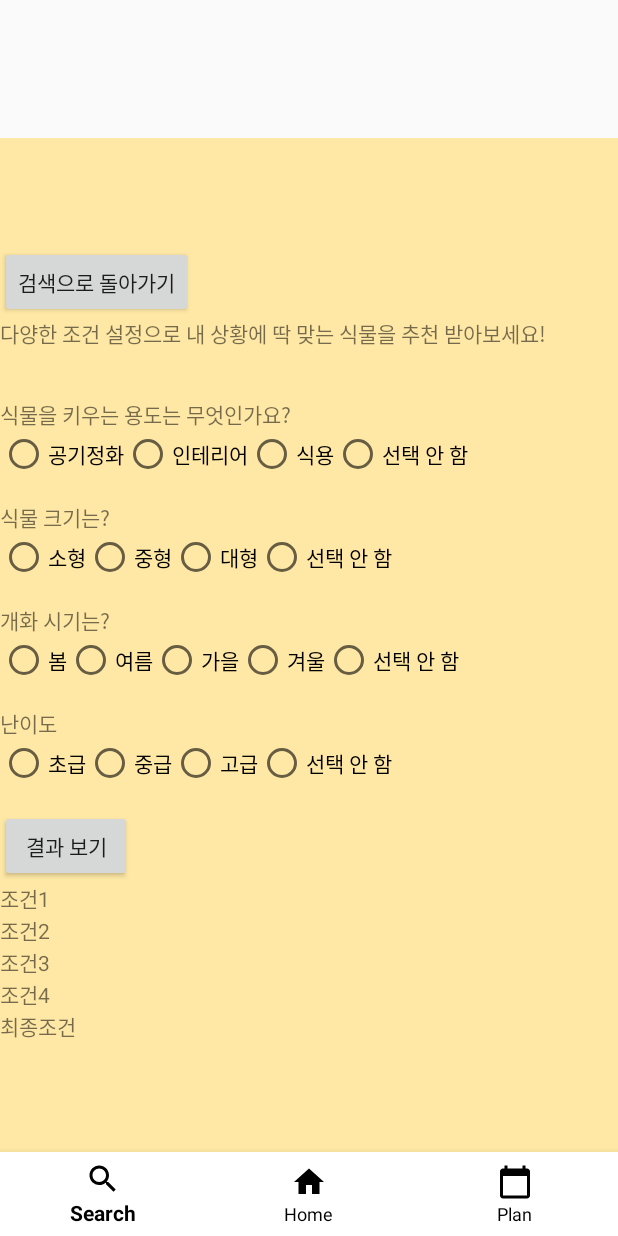
After one commit to nijuy/chlorophyll, an Android app: the fragment FragmentRecommend placed in its activity, on a phone screen of 412 x 824 dp. The commit adds this screen. Run offline under Robolectric (Android 15) with nearby library versions, the phone set to English and light mode, and no system bars.

Commit message:
검색 -> 추천 화면 전환 + 추천 조건 설정

```diff
--- /dev/null
+++ b/app/src/main/java/com/example/myapplication/recommend/FragmentRecommend.java
@@ -0,0 +1,150 @@
+package com.example.myapplication.recommend;
+
+import android.os.Bundle;
+import android.view.LayoutInflater;
+import android.view.View;
+import android.view.ViewGroup;
+import android.widget.Button;
+import android.widget.RadioGroup;
+import android.widget.TextView;
+
+import androidx.annotation.NonNull;
+import androidx.annotation.Nullable;
+import androidx.fragment.app.Fragment;
+import androidx.fragment.app.FragmentManager;
+import androidx.fragment.app.FragmentTransaction;
+
+import com.example.myapplication.R;
+
+public class FragmentRecommend extends Fragment {
+    private View view;
+
+    @Nullable
+    @Override
+    public View onCreateView(@NonNull LayoutInflater inflater, @Nullable ViewGroup container, @Nullable Bundle savedInstanceState) {
+        view = inflater.inflate(R.layout.fragment_recommend, container,false);
+        Button btnGetResult;
+        Button btnBack;
+        TextView result, cond1, cond2, cond3, cond4;
+        RadioGroup group1, group2, group3, group4;
+
+        btnBack = view.findViewById(R.id.btn_goSearch); //추천 페이지로 가는 버튼
+        btnGetResult = view.findViewById(R.id.btn_getResult); // 조건 설정 다 하고 누르는 버튼
+        result = view.findViewById(R.id.filteringCondition);
+        cond1 = view.findViewById(R.id.filteringCondition1);
+        cond2 = view.findViewById(R.id.filteringCondition2);
+        cond3 = view.findViewById(R.id.filteringCondition3);
+        cond4 = view.findViewById(R.id.filteringCondition4);
+        group1 = view.findViewById(R.id.group1);
+        group2 = view.findViewById(R.id.group2);
+        group3 = view.findViewById(R.id.group3);
+        group4 = view.findViewById(R.id.group4);
+
+        btnBack.setOnClickListener(view -> {
+            FragmentManager fm = getParentFragmentManager();
+            FragmentTransaction ft = getParentFragmentManager().beginTransaction();
+
+            //라디오버튼 선택 다 초기화하기
+            group1.clearCheck(); group2.clearCheck(); group3.clearCheck(); group4.clearCheck();
+
+            ft.remove(FragmentRecommend.this).commit(); // 지금 띄운 추천 페이지 (this) 지우기
+            ft.setTransition(FragmentTransaction.TRANSIT_FRAGMENT_CLOSE);
+            fm.popBackStack(); // 검색 -> 추천으로 호출했으니까 호출 스택에서 더 위에 있는 추천 프래그먼트를 pop 하는거 같음
+        });
+
+        btnGetResult.setOnClickListener(view -> {
+            // 결과보기 누르면 할 일 : 쿼리 만들기 -> db로 보내기 -> 결과 받아오기 -> 새 창에서 결과 띄우기
+            result.setText("\n선택한 조건값 확인 :\n");
+            result.append(cond1.getText());
+            result.append(cond2.getText());
+            result.append(cond3.getText());
+            result.append(cond4.getText());
+        });
+
+        group1.setOnCheckedChangeListener((radioGroup, i) -> {
+            switch (i){
+                case R.id.condition1_1:
+                    cond1.setText(getString(R.string.condition1_1));
+                    break;
+
+                case R.id.condition1_2:
+                    cond1.setText(getString(R.string.condition1_2));
+                    break;
+
+                case R.id.condition1_3:
+                    cond1.setText(getString(R.string.condition1_3));
+                    break;
+
+                case R.id.condition1_4:
+                    cond1.setText("X");
+                    break;
+            }
+        });
+
+        group2.setOnCheckedChangeListener(((radioGroup, i) -> {
+            switch (i){
+                case R.id.condition2_1:
+                    cond2.setText(getString(R.string.condition2_1));
+                    break;
+
+                case R.id.condition2_2:
+                    cond2.setText(getString(R.string.condition2_2));
+                    break;
+
+                case R.id.condition2_3:
+                    cond2.setText(getString(R.string.condition2_3));
+                    break;
+
+                case R.id.condition2_4:
+                    cond2.setText("X");
+                    break;
+            }
+        }));
+
+        group3.setOnCheckedChangeListener(((radioGroup, i) -> {
+            switch (i){
+                case R.id.condition3_1:
+                    cond3.setText(getString(R.string.condition3_1));
+                    break;
+
+                case R.id.condition3_2:
+                    cond3.setText(getString(R.string.condition3_2));
+                    break;
+
+                case R.id.condition3_3:
+                    cond3.setText(getString(R.string.condition3_3));
+                    break;
+
+                case R.id.condition3_4:
+                    cond3.setText(getString(R.string.condition3_4));
+                    break;
+
+                case R.id.condition3_5:
+                    cond3.setText("X");
+                    break;
+            }
+        }));
+
+        group4.setOnCheckedChangeListener(((radioGroup, i) -> {
+            switch (i){
+                case R.id.condition4_1:
+                    cond4.setText(getString(R.string.condition4_1));
+                    break;
+
+                case R.id.condition4_2:
+                    cond4.setText(getString(R.string.condition4_2));
+                    break;
+
+                case R.id.condition4_3:
+                    cond4.setText(getString(R.string.condition4_3));
+                    break;
+
+                case R.id.condition4_4:
+                    cond4.setText("X");
+                    break;
+            }
+        }));
+
+        return view;
+    }
+}
--- a/app/src/main/java/com/example/myapplication/search/FragmentSearch.java
+++ b/app/src/main/java/com/example/myapplication/search/FragmentSearch.java
@@ -4,12 +4,16 @@ import android.os.Bundle;
 import android.view.LayoutInflater;
 import android.view.View;
 import android.view.ViewGroup;
+import android.widget.Button;
+import android.widget.FrameLayout;
 
 import androidx.annotation.NonNull;
 import androidx.annotation.Nullable;
 import androidx.fragment.app.Fragment;
+import androidx.fragment.app.FragmentTransaction;
 
 import com.example.myapplication.R;
+import com.example.myapplication.recommend.FragmentRecommend;
 
 public class FragmentSearch extends Fragment {
     private View view;
@@ -18,6 +22,20 @@ public class FragmentSearch extends Fragment {
     @Override
     public View onCreateView(@NonNull LayoutInflater inflater, @Nullable ViewGroup container, @Nullable Bundle savedInstanceState) {
         view = inflater.inflate(R.layout.fragment_search, container,false);
+        FrameLayout fl = (FrameLayout) view.findViewById(R.id.search_frame);
+        FragmentRecommend rec = new FragmentRecommend();
+
+        Button btnRecommend = view.findViewById(R.id.button); //추천 페이지로 가는 버튼 초기화
+        btnRecommend.setOnClickListener(view -> {
+            FragmentTransaction ft = getChildFragmentManager().beginTransaction();
+            ft.replace(R.id.search_frame, rec);
+            ft.setTransition(FragmentTransaction.TRANSIT_FRAGMENT_OPEN);
+            ft.commit();
+
+            //getChildFragmentManager().beginTransaction().replace(R.id.search_frame, rec).commit();
+            //위처럼 한 줄로 해도 되는데 애니메이션 넣고 싶어서 ft 선언해서 함 (나중에 바꿀 수 있나 찾아보기)
+        });
+
         return view;
     }
 }
--- /dev/null
+++ b/app/src/main/res/layout/fragment_recommend.xml
@@ -0,0 +1,251 @@
+<?xml version="1.0" encoding="utf-8"?>
+<androidx.constraintlayout.widget.ConstraintLayout xmlns:android="http://schemas.android.com/apk/res/android"
+    xmlns:app="http://schemas.android.com/apk/res-auto"
+    xmlns:tools="http://schemas.android.com/tools"
+    android:id="@+id/fragment_recommend"
+    android:layout_width="match_parent"
+    android:layout_height="match_parent"
+    android:background="@color/yellow">
+
+    <LinearLayout
+        android:layout_width="match_parent"
+        android:layout_height="match_parent"
+        android:orientation="vertical">
+
+        <Button
+                android:id="@+id/btn_goSearch"
+                android:layout_width="wrap_content"
+                android:layout_height="wrap_content"
+                android:layout_marginTop="72dp"
+                android:text="@string/btn_goSearch"
+                app:layout_constraintEnd_toEndOf="parent"
+                app:layout_constraintStart_toStartOf="parent"
+                app:layout_constraintTop_toTopOf="parent" />
+
+        <TextView
+            android:id="@+id/recommendText"
+            android:layout_width="wrap_content"
+            android:layout_height="wrap_content"
+            android:text="@string/recommendText"
+            tools:layout_editor_absoluteX="176dp"
+            tools:layout_editor_absoluteY="172dp" />
+
+        <TextView
+            android:id="@+id/condition1"
+            android:layout_width="wrap_content"
+            android:layout_height="wrap_content"
+            android:text="@string/condition1"
+            tools:layout_editor_absoluteX="176dp"
+            tools:layout_editor_absoluteY="172dp" />
+        <RadioGroup
+            android:id="@+id/group1"
+            android:layout_width="408dp"
+            android:layout_height="47dp"
+            android:orientation="horizontal"
+            tools:layout_editor_absoluteX="2dp"
+            tools:layout_editor_absoluteY="203dp">
+
+            <RadioButton
+                android:id="@+id/condition1_1"
+                android:layout_width="wrap_content"
+                android:layout_height="wrap_content"
+                android:text="@string/condition1_1" />
+
+            <RadioButton
+                android:id="@+id/condition1_2"
+                android:layout_width="wrap_content"
+                android:layout_height="wrap_content"
+                android:text="@string/condition1_2" />
+
+            <RadioButton
+                android:id="@+id/condition1_3"
+                android:layout_width="wrap_content"
+                android:layout_height="wrap_content"
+                android:text="@string/condition1_3" />
+
+            <RadioButton
+                android:id="@+id/condition1_4"
+                android:layout_width="wrap_content"
+                android:layout_height="wrap_content"
+                android:text="@string/condition1_4" />
+        </RadioGroup>
+
+        <TextView
+            android:id="@+id/condition2"
+            android:layout_width="wrap_content"
+            android:layout_height="wrap_content"
+            android:text="@string/condition2"
+            tools:layout_editor_absoluteX="176dp"
+            tools:layout_editor_absoluteY="172dp" />
+        <RadioGroup
+            android:id="@+id/group2"
+            android:layout_width="408dp"
+            android:layout_height="47dp"
+            android:orientation="horizontal"
+            tools:layout_editor_absoluteX="2dp"
+            tools:layout_editor_absoluteY="203dp">
+
+            <RadioButton
+                android:id="@+id/condition2_1"
+                android:layout_width="wrap_content"
+                android:layout_height="wrap_content"
+                android:text="@string/condition2_1" />
+
+            <RadioButton
+                android:id="@+id/condition2_2"
+                android:layout_width="wrap_content"
+                android:layout_height="wrap_content"
+                android:text="@string/condition2_2" />
+
+            <RadioButton
+                android:id="@+id/condition2_3"
+                android:layout_width="wrap_content"
+                android:layout_height="wrap_content"
+                android:text="@string/condition2_3" />
+
+            <RadioButton
+                android:id="@+id/condition2_4"
+                android:layout_width="wrap_content"
+                android:layout_height="wrap_content"
+                android:text="@string/condition2_4" />
+        </RadioGroup>
+
+        <TextView
+            android:id="@+id/condition3"
+            android:layout_width="wrap_content"
+            android:layout_height="wrap_content"
+            android:text="@string/condition3"
+            tools:layout_editor_absoluteX="176dp"
+            tools:layout_editor_absoluteY="172dp" />
+        <RadioGroup
+            android:id="@+id/group3"
+            android:layout_width="408dp"
+            android:layout_height="47dp"
+            android:orientation="horizontal"
+            tools:layout_editor_absoluteX="2dp"
+            tools:layout_editor_absoluteY="203dp">
+
+            <RadioButton
+                android:id="@+id/condition3_1"
+                android:layout_width="wrap_content"
+                android:layout_height="wrap_content"
+                android:text="@string/condition3_1" />
+
+            <RadioButton
+                android:id="@+id/condition3_2"
+                android:layout_width="wrap_content"
+                android:layout_height="wrap_content"
+                android:text="@string/condition3_2" />
+
+            <RadioButton
+                android:id="@+id/condition3_3"
+                android:layout_width="wrap_content"
+                android:layout_height="wrap_content"
+                android:text="@string/condition3_3" />
+
+            <RadioButton
+                android:id="@+id/condition3_4"
+                android:layout_width="wrap_content"
+                android:layout_height="wrap_content"
+                android:text="@string/condition3_4" />
+
+            <RadioButton
+                android:id="@+id/condition3_5"
+                android:layout_width="wrap_content"
+                android:layout_height="wrap_content"
+                android:text="@string/condition3_5" />
+        </RadioGroup>
+
+        <TextView
+            android:id="@+id/condition4"
+            android:layout_width="wrap_content"
+            android:layout_height="wrap_content"
+            android:text="@string/condition4"
+            tools:layout_editor_absoluteX="176dp"
+            tools:layout_editor_absoluteY="172dp" />
+        <RadioGroup
+            android:id="@+id/group4"
+            android:layout_width="408dp"
+            android:layout_height="47dp"
+            android:orientation="horizontal"
+            tools:layout_editor_absoluteX="2dp"
+            tools:layout_editor_absoluteY="203dp">
+
+            <RadioButton
+                android:id="@+id/condition4_1"
+                android:layout_width="wrap_content"
+                android:layout_height="wrap_content"
+                android:text="@string/condition4_1" />
+
+            <RadioButton
+                android:id="@+id/condition4_2"
+                android:layout_width="wrap_content"
+                android:layout_height="wrap_content"
+                android:text="@string/condition4_2" />
+
+            <RadioButton
+                android:id="@+id/condition4_3"
+                android:layout_width="wrap_content"
+                android:layout_height="wrap_content"
+                android:text="@string/condition4_3" />
+
+            <RadioButton
+                android:id="@+id/condition4_4"
+                android:layout_width="wrap_content"
+                android:layout_height="wrap_content"
+                android:text="@string/condition4_4" />
+        </RadioGroup>
+
+        <Button
+            android:id="@+id/btn_getResult"
+            android:layout_width="wrap_content"
+            android:layout_height="wrap_content"
+            android:text="@string/btn_getResult" />
+
+
+        <TextView
+            android:id="@+id/filteringCondition1"
+            android:layout_width="match_parent"
+            android:layout_height="wrap_content"
+            android:text="@string/filteringCondition1"
+            tools:layout_editor_absoluteX="176dp"
+            tools:layout_editor_absoluteY="172dp" />
+
+        <TextView
+            android:id="@+id/filteringCondition2"
+            android:layout_width="match_parent"
+            android:layout_height="wrap_content"
+            android:text="@string/filteringCondition2"
+            tools:layout_editor_absoluteX="176dp"
+            tools:layout_editor_absoluteY="172dp" />
+
+        <TextView
+            android:id="@+id/filteringCondition3"
+            android:layout_width="match_parent"
+            android:layout_height="wrap_content"
+            android:text="@string/filteringCondition3"
+            tools:layout_editor_absoluteX="176dp"
+            tools:layout_editor_absoluteY="172dp" />
+
+        <TextView
+            android:id="@+id/filteringCondition4"
+            android:layout_width="match_parent"
+            android:layout_height="wrap_content"
+            android:text="@string/filteringCondition4"
+            tools:layout_editor_absoluteX="176dp"
+            tools:layout_editor_absoluteY="172dp" />
+
+        <TextView
+            android:id="@+id/filteringCondition"
+            android:layout_width="match_parent"
+            android:layout_height="wrap_content"
+            android:text="@string/filteringCondition"
+            tools:layout_editor_absoluteX="176dp"
+            tools:layout_editor_absoluteY="172dp" />
+
+    </LinearLayout>
+
+
+
+
+</androidx.constraintlayout.widget.ConstraintLayout>
--- a/app/src/main/res/layout/fragment_search.xml
+++ b/app/src/main/res/layout/fragment_search.xml
@@ -1,17 +1,27 @@
 <?xml version="1.0" encoding="utf-8"?>
 <androidx.constraintlayout.widget.ConstraintLayout xmlns:android="http://schemas.android.com/apk/res/android"
     xmlns:app="http://schemas.android.com/apk/res-auto"
+    xmlns:tools="http://schemas.android.com/tools"
+    android:id="@+id/fragment_search"
     android:layout_width="match_parent"
     android:layout_height="match_parent">
 
-    <TextView
-        android:layout_width="wrap_content"
-        android:layout_height="wrap_content"
-        android:text="@string/title_search"
-        android:textSize="40sp"
-        app:layout_constraintBottom_toBottomOf="parent"
-        app:layout_constraintEnd_toEndOf="parent"
-        app:layout_constraintStart_toStartOf="parent"
-        app:layout_constraintTop_toTopOf="parent" />
+
+    <FrameLayout
+        android:id="@+id/search_frame"
+        android:layout_width="match_parent"
+        android:layout_height="match_parent"
+        tools:layout_editor_absoluteX="0dp"
+        tools:layout_editor_absoluteY="108dp">
+
+        <Button
+            android:id="@+id/button"
+            android:layout_width="wrap_content"
+            android:layout_height="wrap_content"
+            android:layout_gravity="center|top"
+            android:layout_marginBottom="296dp"
+            android:text="@string/btn_recommend" />
+
+    </FrameLayout>
 
 </androidx.constraintlayout.widget.ConstraintLayout>
--- a/app/src/main/res/values/colors.xml
+++ b/app/src/main/res/values/colors.xml
@@ -7,4 +7,7 @@
     <color name="teal_700">#FF018786</color>
     <color name="black">#FF000000</color>
     <color name="white">#FFFFFFFF</color>
+
+
+    <color name="yellow">#FFE8A5</color> <!-- 추천페이지 띄울 때 범위 보려고 임시 배경색 지정 / 나중에 없애야함 -->
 </resources>
--- a/app/src/main/res/values/strings.xml
+++ b/app/src/main/res/values/strings.xml
@@ -4,4 +4,40 @@
     <string name="title_home">Home</string>
     <string name="title_plan">Plan</string>
     <string name="title_add_plant">AddPlant</string>
+
+    <string name="btn_recommend">나한테 꼭 맞는 식물 추천 받으러 가기!</string>
+    <string name="btn_goSearch">검색으로 돌아가기</string>
+    <string name="recommendText">다양한 조건 설정으로 내 상황에 딱 맞는 식물을 추천 받아보세요!\n\n</string>
+
+    <string name="condition1">식물을 키우는 용도는 무엇인가요?</string>
+    <string name="condition1_1">공기정화</string>
+    <string name="condition1_2">인테리어</string>
+    <string name="condition1_3">식용</string>
+    <string name="condition1_4">선택 안 함</string>
+
+    <string name="condition2">식물 크기는?</string>
+    <string name="condition2_1">소형</string>
+    <string name="condition2_2">중형</string>
+    <string name="condition2_3">대형</string>
+    <string name="condition2_4">선택 안 함</string>
+
+    <string name="condition3">개화 시기는?</string>
+    <string name="condition3_1">봄</string>
+    <string name="condition3_2">여름</string>
+    <string name="condition3_3">가을</string>
+    <string name="condition3_4">겨울</string>
+    <string name="condition3_5">선택 안 함</string>
+
+    <string name="condition4">난이도</string>
+    <string name="condition4_1">초급</string>
+    <string name="condition4_2">중급</string>
+    <string name="condition4_3">고급</string>
+    <string name="condition4_4">선택 안 함</string>
+
+    <string name="btn_getResult">결과 보기</string>
+    <string name="filteringCondition1">조건1</string>
+    <string name="filteringCondition2">조건2</string>
+    <string name="filteringCondition3">조건3</string>
+    <string name="filteringCondition4">조건4</string>
+    <string name="filteringCondition">최종조건</string>
 </resources>
```
